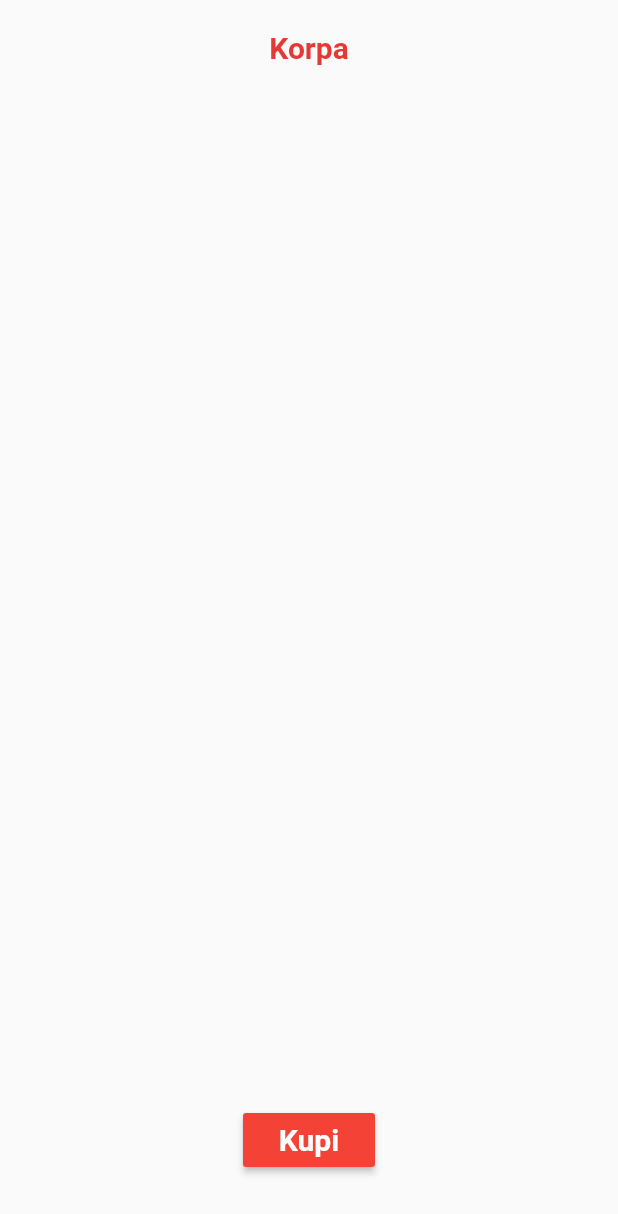
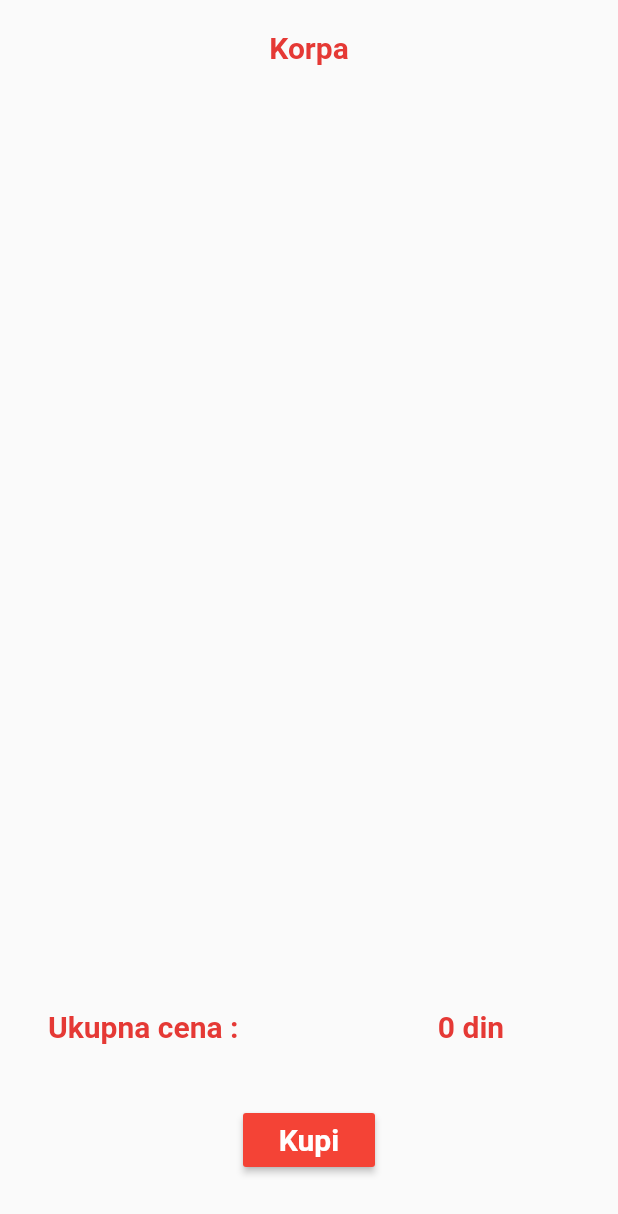
Before and after one commit to programmer-mk/flutter-app, a Flutter app: the BucketProductList widget shown alone on an empty page, opened directly, on a phone screen of 412 x 824 dp. Shown: the top 1214 px of the screen. Run offline on Flutter 3.47's test engine with Material 2 defaults, Android fonts, the phone set to English and light mode, and no system bars; our stand-ins replace cloud_firestore, firebase_auth, flutter_spinkit; accounts and stored records are empty.

Commit message:
add total price labels to bucket screen

```diff
--- a/lib/screens/home/bucket_products.dart
+++ b/lib/screens/home/bucket_products.dart
@@ -13,6 +13,7 @@ class _BucketProductListState extends State<BucketProductList> {
   Widget build(BuildContext context) {
 
     final products = Provider.of<List<Product>>(context) ?? [];
+    Product totalProduct = products.fold(Product('', 0, ''), (previous, current) => Product('', previous.price + current.price, ''));
 
     return Container(
         height: MediaQuery.of(context).size.height,
@@ -45,6 +46,44 @@ class _BucketProductListState extends State<BucketProductList> {
             SizedBox(
               height: 20.0,
             ),
+            Center(
+              child : Container(
+                  child: Row(
+                    children: [
+                      Expanded(
+                        child: Center(
+                      child:Text(
+                          'Ukupna cena : ',
+                          style: TextStyle(
+                            color: Colors.red[600],
+                            fontWeight: FontWeight.bold,
+                            fontSize: 20.0,
+                          )
+                      ),
+                      )
+                      ),
+                      SizedBox(
+                        width: 20.0,
+                      ),
+                      Expanded(
+                        child: Center(
+                          child: Text(
+                              '${totalProduct.price} din',
+                              style: TextStyle(
+                                color: Colors.red[600],
+                                fontWeight: FontWeight.bold,
+                                fontSize: 20.0,
+                              )
+                          )
+                        )
+                      )
+                    ],
+                  )
+              ),
+            ),
+            SizedBox(
+              height: 40.0,
+            ),
             Container(
               child: RaisedButton(
                 color: Colors.red,
```
